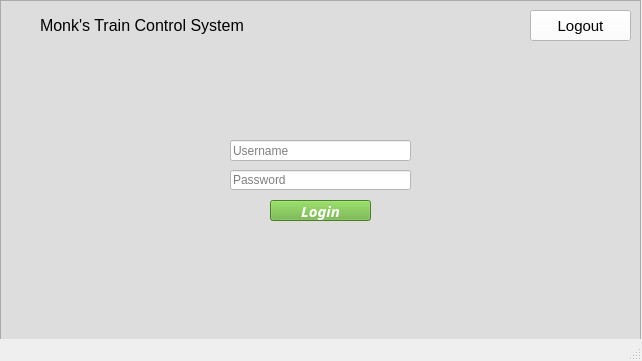
This is src/UI/TrainModel/Login_Page.ui in aet37/ECE1140-Project as Qt 5 draws it before an edit. The edited form follows.
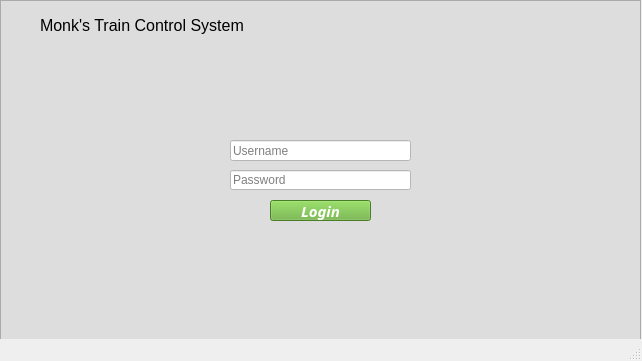
This is the edited form.

Commit message: Login separated and working!

What changed in the file:
```diff
--- a/src/UI/TrainModel/Login_Page.ui
+++ b/src/UI/TrainModel/Login_Page.ui
@@ -80,51 +80,6 @@
       <string>Login</string>
      </property>
     </widget>
-    <widget class="QPushButton" name="logout_button_log">
-     <property name="geometry">
-      <rect>
-       <x>530</x>
-       <y>10</y>
-       <width>101</width>
-       <height>31</height>
-      </rect>
-     </property>
-     <property name="sizePolicy">
-      <sizepolicy hsizetype="Minimum" vsizetype="Minimum">
-       <horstretch>0</horstretch>
-       <verstretch>0</verstretch>
-      </sizepolicy>
-     </property>
-     <property name="minimumSize">
-      <size>
-       <width>0</width>
-       <height>0</height>
-      </size>
-     </property>
-     <property name="maximumSize">
-      <size>
-       <width>1347</width>
-       <height>16777215</height>
-      </size>
-     </property>
-     <property name="font">
-      <font>
-       <pointsize>11</pointsize>
-      </font>
-     </property>
-     <property name="styleSheet">
-      <string notr="true">background-color: rgb(255, 255, 255);</string>
-     </property>
-     <property name="text">
-      <string>Logout</string>
-     </property>
-     <property name="iconSize">
-      <size>
-       <width>20</width>
-       <height>20</height>
-      </size>
-     </property>
-    </widget>
     <widget class="QLineEdit" name="username_in">
      <property name="geometry">
       <rect>
```
The commit also changes 3 other files.
